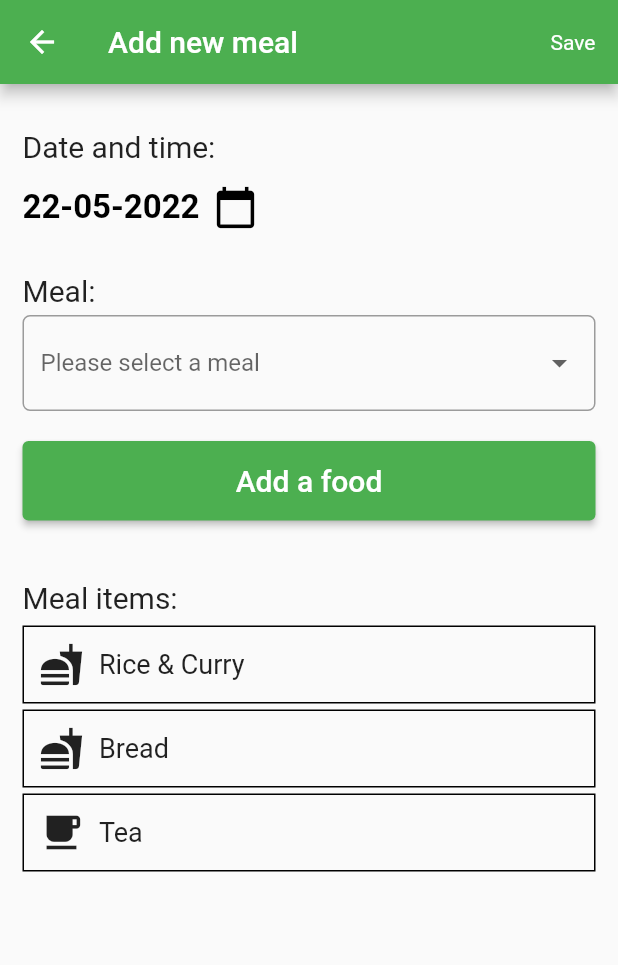
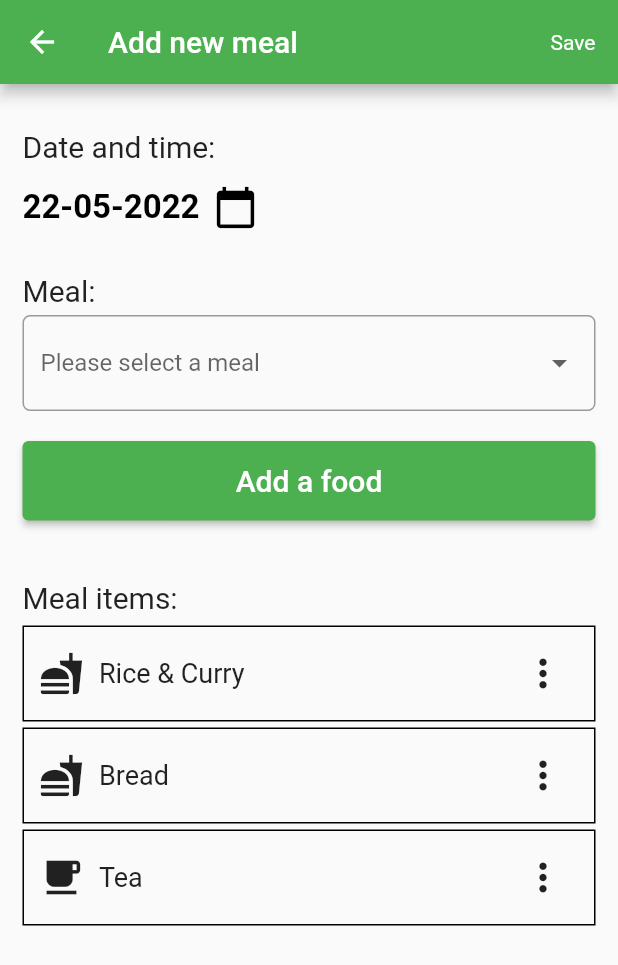
Before and after one commit to cepdnaclk/SnaT-meal-tracking-app, a Flutter app: the AddAMealScreen screen opened directly, on a phone screen of 412 x 824 dp. Shown: the top 965 px of the screen. Run offline on Flutter 3.47's test engine with Material 2 defaults, Android fonts, the phone set to English and light mode, and no system bars.

Commit message:
Add a meal screen refactored

```diff
--- /dev/null
+++ b/lib/Components/meal_tile.dart
@@ -0,0 +1,44 @@
+import 'package:flutter/material.dart';
+
+class MealTile extends StatelessWidget {
+  const MealTile({
+    Key? key,
+    required this.meal,
+  }) : super(key: key);
+
+  final Map meal;
+
+  @override
+  Widget build(BuildContext context) {
+    return Container(
+      margin: const EdgeInsets.symmetric(vertical: 2),
+      padding: const EdgeInsets.symmetric(vertical: 7, horizontal: 10),
+      decoration: BoxDecoration(
+          border: Border.all(
+        color: Colors.black,
+      )),
+      child: Row(
+        children: [
+          Icon(
+            meal["icon"],
+            size: 30,
+          ),
+          const SizedBox(
+            width: 10,
+          ),
+          Text(
+            meal["name"],
+            style: const TextStyle(fontSize: 18),
+          ),
+          const Spacer(),
+          IconButton(
+              onPressed: () {},
+              icon: const Icon(
+                Icons.more_vert,
+                size: 30,
+              ))
+        ],
+      ),
+    );
+  }
+}
--- a/lib/Pages/add_a_meal_screen.dart
+++ b/lib/Pages/add_a_meal_screen.dart
@@ -2,6 +2,7 @@ import 'package:flutter/material.dart';
 import 'package:mobile_app/Services/DateTime.dart';
 
 import '../Components/date_time_widget.dart';
+import '../Components/meal_tile.dart';
 
 class AddAMealScreen extends StatefulWidget {
   const AddAMealScreen({Key? key}) : super(key: key);
@@ -22,61 +23,29 @@ class _AddAMealScreenState extends State<AddAMealScreen> {
     {"name": "Tea", "icon": Icons.local_cafe}
   ];
 
-  DropdownButton dropDown(List dropList) {
-    List<DropdownMenuItem> dropdownList = [];
-    for (String listItem in dropList) {
-      var newItem = DropdownMenuItem(
-        child: Column(crossAxisAlignment: CrossAxisAlignment.start, children: [
-          Expanded(
-            child: Container(
-              height: 32,
-              child: Text(listItem),
-            ),
-          ),
-          Divider(
-            thickness: 1,
-          )
-        ]),
-        value: listItem,
-      );
-      dropdownList.add(newItem);
-    }
-    return DropdownButton(
-      dropdownColor: Colors.white,
-      iconEnabledColor: Colors.grey,
-      value: selectedMeal,
-      items: dropdownList,
-      onChanged: (value) {
-        selectedMeal = value;
-        print(selectedMeal);
-        setState(() {});
-      },
-    );
-  }
-
   @override
   Widget build(BuildContext context) {
     return Scaffold(
       appBar: AppBar(
-        title: Text("Add new meal"),
+        title: const Text("Add new meal"),
         actions: [
           GestureDetector(
             onTap: () {},
-            child: Center(
+            child: const Center(
                 child: Padding(
-              padding: const EdgeInsets.symmetric(horizontal: 15.0),
+              padding: EdgeInsets.symmetric(horizontal: 15.0),
               child: Text("Save"),
             )),
           )
         ],
       ),
       body: ListView(
-        padding: EdgeInsets.symmetric(horizontal: 15, vertical: 10),
+        padding: const EdgeInsets.symmetric(horizontal: 15, vertical: 10),
         children: [
-          SizedBox(
+          const SizedBox(
             height: 20,
           ),
-          Text(
+          const Text(
             "Date and time:",
             style: TextStyle(fontSize: 20),
           ),
@@ -94,10 +63,10 @@ class _AddAMealScreenState extends State<AddAMealScreen> {
               setState(() {});
             },
           ),
-          SizedBox(
+          const SizedBox(
             height: 20,
           ),
-          Text(
+          const Text(
             "Meal:",
             style: TextStyle(fontSize: 20),
           ),
@@ -108,13 +77,15 @@ class _AddAMealScreenState extends State<AddAMealScreen> {
             builder: (FormFieldState<String> state) {
               return InputDecorator(
                 decoration: InputDecoration(
-                    //labelStyle: textStyle,
-                    border: OutlineInputBorder(
-                        borderRadius: BorderRadius.circular(5.0))),
+                  //labelStyle: textStyle,
+                  border: OutlineInputBorder(
+                    borderRadius: BorderRadius.circular(5.0),
+                  ),
+                ),
                 isEmpty: selectedMeal == '',
                 child: DropdownButtonHideUnderline(
                   child: DropdownButton<String>(
-                    hint: Text('Please select a meal'),
+                    hint: const Text('Please select a meal'),
                     value: selectedMeal,
                     isDense: true,
                     onChanged: (String? newValue) {
@@ -134,53 +105,30 @@ class _AddAMealScreenState extends State<AddAMealScreen> {
               );
             },
           ),
-          SizedBox(
+          const SizedBox(
             height: 20,
           ),
           ElevatedButton(
             onPressed: () {},
-            child: Padding(
-              padding: const EdgeInsets.symmetric(vertical: 15.0),
-              child: const Text(
+            child: const Padding(
+              padding: EdgeInsets.symmetric(vertical: 15.0),
+              child: Text(
                 "Add a food",
                 style: TextStyle(fontSize: 20),
               ),
             ),
           ),
-          SizedBox(
+          const SizedBox(
             height: 40,
           ),
-          Text(
+          const Text(
             "Meal items:",
             style: TextStyle(fontSize: 20),
           ),
           const SizedBox(
             height: 5,
           ),
-          for (Map meal in mealItems)
-            Container(
-              margin: EdgeInsets.symmetric(vertical: 2),
-              padding: EdgeInsets.all(10),
-              decoration: BoxDecoration(
-                  border: Border.all(
-                color: Colors.black,
-              )),
-              child: Row(
-                children: [
-                  Icon(
-                    meal["icon"],
-                    size: 30,
-                  ),
-                  SizedBox(
-                    width: 10,
-                  ),
-                  Text(
-                    meal["name"],
-                    style: TextStyle(fontSize: 18),
-                  ),
-                ],
-              ),
-            )
+          for (Map meal in mealItems) MealTile(meal: meal)
         ],
       ),
     );
```
